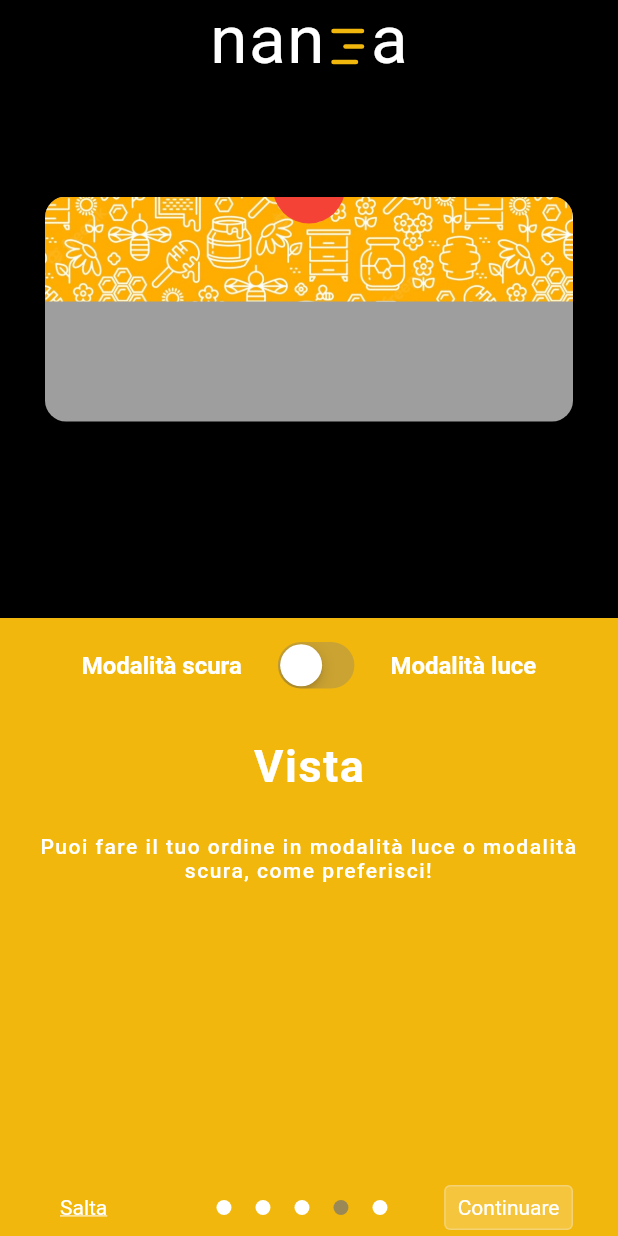
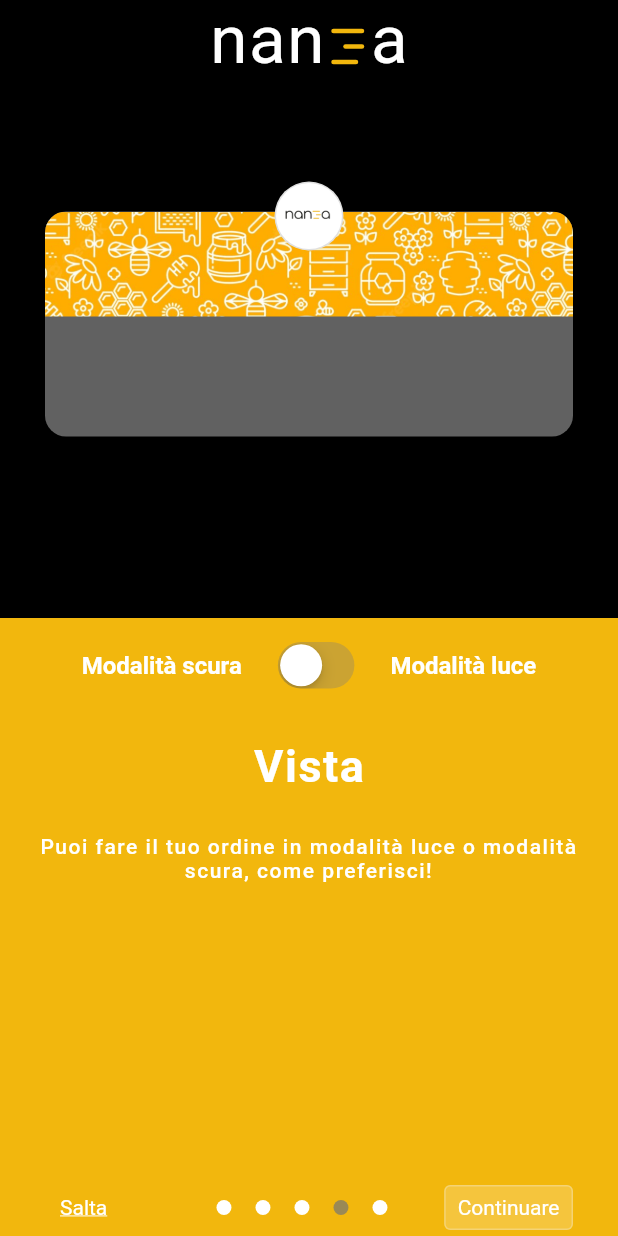
Before and after one commit to ilCatta/nanea_demo, a Flutter app: the screen it shows after launch, swiped to page 4, on a phone screen of 412 x 824 dp. Run offline on Flutter 3.47's test engine with Material 2 defaults, Android fonts, the phone set to English and light mode, and no system bars; drawn by our look-alikes of auto_size_text, smooth_page_indicator; our stand-ins replace adaptive_theme, go_router.

Commit message:
Riprendiamo da qua

```diff
--- a/lib/pages/splash/splash_page_toggle_color.dart
+++ b/lib/pages/splash/splash_page_toggle_color.dart
@@ -5,6 +5,7 @@ import 'package:auto_size_text/auto_size_text.dart';
 import 'package:flutter/cupertino.dart';
 import 'package:flutter/material.dart';
 import 'package:nanea_demo/theme/theme.dart';
+import 'package:nanea_demo/widgets/logo_nanea.dart';
 
 class SlashPageToggleColor extends StatefulWidget {
   void Function() onTap;
@@ -34,13 +35,18 @@ class _SlashPageToggleColorState extends State<SlashPageToggleColor> {
         height: double.infinity,
         child: Column(
           children: [
+            Stack(
+              children: [
                 Container(
                   width: double.infinity,
                   height: (MediaQuery.of(context).size.height) / 2,
+                  //padding: EdgeInsets.fromLTRB(0, 40, 0, 0),
                   color: context.isLight ? Colors.white : Colors.black,
                   child: Center(
-                child: _cardExample(),
+                    child: SizedBox(height: 190, child: _cardExample()),
                   ),
+                ),
+              ],
             ),
             _toggleThemeColor(),
             _titolo(),
@@ -54,12 +60,12 @@ class _SlashPageToggleColorState extends State<SlashPageToggleColor> {
   Widget _cardExample() => Stack(
         children: [
           Container(
-            margin: EdgeInsets.fromLTRB(30, 0, 30, 0),
+            margin: EdgeInsets.fromLTRB(30, 30, 30, 0),
             width: double.infinity,
             height: 150,
             decoration: BoxDecoration(
               borderRadius: BorderRadius.circular(14),
-              color: Colors.grey,
+              color: context.isLight ? Colors.grey.shade300 : Colors.grey.shade700,
             ),
             child: Column(
               children: [
@@ -79,12 +85,19 @@ class _SlashPageToggleColorState extends State<SlashPageToggleColor> {
             ),
           ),
           Positioned.fill(
-            top: -30,
+            top: 10,
             child: Align(
               alignment: Alignment.topCenter,
               child: CircleAvatar(
-                backgroundColor: Colors.red,
-                radius: 24,
+                radius: 23,
+                backgroundColor: Colors.grey.shade300,
+                child: CircleAvatar(
+                  backgroundColor: Colors.white,
+                  radius: 22,
+                  child: Center(
+                    child: Image.asset("assets/images/logo-no-bg.png"),
+                  ),
+                ),
               ),
             ),
           ),
```
Also changed, not shown: assets/images/logo-no-bg.png (added). Lines whose indentation alone changed are shown as unchanged.
